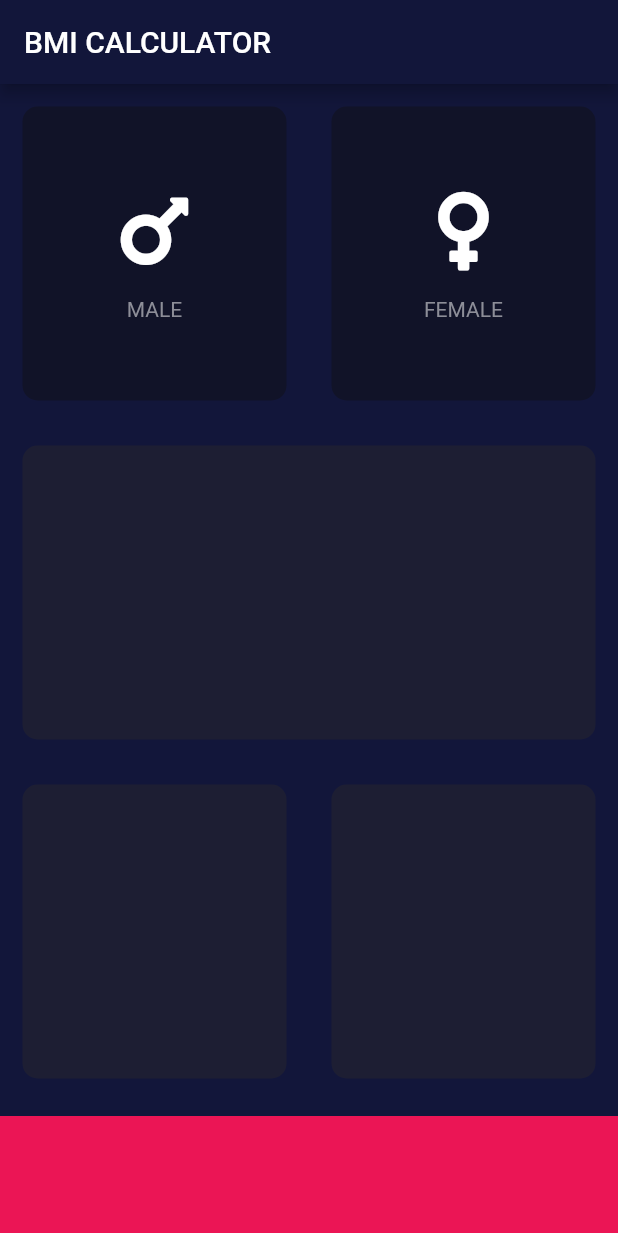
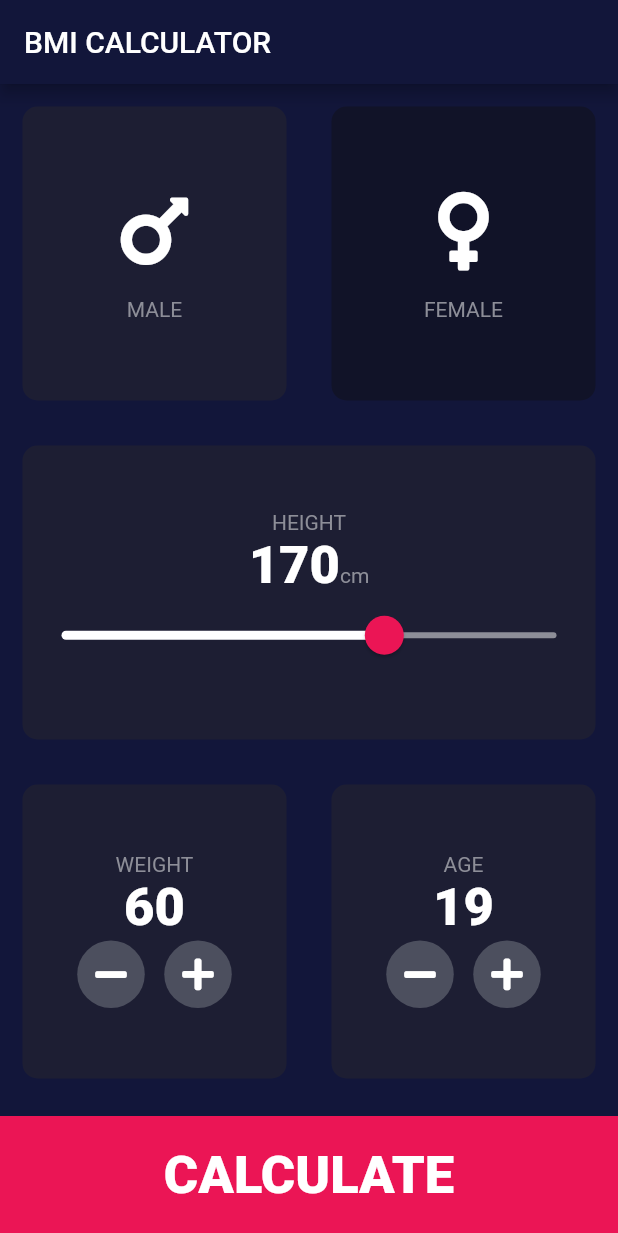
Before and after one commit to karoman0584/bmi_calculator_flutter, a Flutter app: the screen it shows after launch, on a phone screen of 412 x 824 dp. Shown: the top 1233 px of the screen. Run offline on Flutter 3.47's test engine with Material 2 defaults, Android fonts, the phone set to English and light mode, and no system bars; our stand-ins replace font_awesome_flutter.

Commit message:
Designing and refactoring input and results pages

```diff
--- /dev/null
+++ b/lib/bottom_button.dart
@@ -0,0 +1,29 @@
+import 'package:flutter/material.dart';
+
+import 'constants.dart';
+
+class BottomButton extends StatelessWidget {
+  final Function onTap;
+  final String title;
+
+  BottomButton({@required this.onTap, @required this.title});
+
+  @override
+  Widget build(BuildContext context) {
+    return GestureDetector(
+      onTap: onTap,
+      child: Container(
+        child: Center(
+          child: Text(
+            title,
+            style: kNumberTextStyle,
+          ),
+        ),
+        color: kBottomContainerColor,
+        margin: EdgeInsets.only(top: 10.0),
+        width: double.infinity,
+        height: kBottomContainerHeight,
+      ),
+    );
+  }
+}
--- /dev/null
+++ b/lib/constants.dart
@@ -0,0 +1,39 @@
+import 'package:flutter/cupertino.dart';
+import 'package:flutter/material.dart';
+
+const kBottomContainerHeight = 80.0;
+const kBottomContainerColor = Color(0xFFEB1555);
+const kActiveCardColor = Color(0xFF1D1E33);
+const kInactiveCardColor = Color(0xFF111328);
+const kMinHeight = 20.0;
+const kMaxHeight = 250.0;
+
+const kLabelStyle = TextStyle(
+  fontSize: 14.0,
+  color: Color(0xFF8D8E98),
+);
+
+const kNumberTextStyle = TextStyle(
+  fontSize: 35.0,
+  fontWeight: FontWeight.w900,
+);
+
+const kTitleTextStyle = TextStyle(
+  fontSize: 50.0,
+  fontWeight: FontWeight.bold,
+);
+
+const kResultTextStyle = TextStyle(
+  fontSize: 22.0,
+  color: Color(0xFF24D876),
+  fontWeight: FontWeight.bold,
+);
+
+const kBMITextStyle = TextStyle(
+  fontSize: 100.0,
+  fontWeight: FontWeight.bold,
+);
+
+const kBodyTextStyle = TextStyle(
+  fontSize: 22.0,
+);
--- a/lib/icon_content.dart
+++ b/lib/icon_content.dart
@@ -1,9 +1,6 @@
 import 'package:flutter/material.dart';
 
-const labelStyle = TextStyle(
-  fontSize: 14.0,
-  color: Color(0xFF8D8E98),
-);
+import 'constants.dart';
 
 class IconContent extends StatelessWidget {
   final IconData icon;
@@ -25,7 +22,7 @@ class IconContent extends StatelessWidget {
         ),
         Text(
           label,
-          style: labelStyle,
+          style: kLabelStyle,
         )
       ],
     );
--- a/lib/input_page.dart
+++ b/lib/input_page.dart
@@ -1,6 +1,12 @@
+import 'package:bmi_calculator_flutter/results_page.dart';
+import 'package:bmi_calculator_flutter/round_icon_button.dart';
+import 'package:flutter/cupertino.dart';
 import 'package:flutter/material.dart';
+import 'package:flutter/rendering.dart';
 import 'package:font_awesome_flutter/font_awesome_flutter.dart';
 
+import 'bottom_button.dart';
+import 'constants.dart';
 import 'icon_content.dart';
 import 'reusable_card.dart';
 
@@ -9,21 +15,13 @@ class InputPage extends StatefulWidget {
   _InputPageState createState() => _InputPageState();
 }
 
-const bottomContainerHeight = 80.0;
-const bottomContainerColor = Color(0xFFEB1555);
-const activeCardColor = Color(0xFF1D1E33);
-const inactiveCardColor = Color(0xFF111328);
-
 enum Gender { male, female }
 
 class _InputPageState extends State<InputPage> {
-  Color maleCardColor = inactiveCardColor;
-  Color femaleCardColor = inactiveCardColor;
-
-  void updateGenderSelection(Gender g) {
-    maleCardColor = g == Gender.male ? activeCardColor : inactiveCardColor;
-    femaleCardColor = g == Gender.female ? activeCardColor : inactiveCardColor;
-  }
+  Gender gender = Gender.male;
+  int height = 170;
+  int weight = 60;
+  int age = 19;
 
   @override
   Widget build(BuildContext context) {
@@ -32,6 +30,7 @@ class _InputPageState extends State<InputPage> {
           title: Text('BMI CALCULATOR'),
         ),
         body: Column(
+          crossAxisAlignment: CrossAxisAlignment.stretch,
           children: [
             Expanded(
               child: Row(
@@ -40,10 +39,12 @@ class _InputPageState extends State<InputPage> {
                     child: ReusableCard(
                       onPress: () {
                         setState(() {
-                          updateGenderSelection(Gender.male);
+                          gender = Gender.male;
                         });
                       },
-                      cardColor: maleCardColor,
+                      cardColor: gender == Gender.male
+                          ? kActiveCardColor
+                          : kInactiveCardColor,
                       cardChild: IconContent(
                         icon: FontAwesomeIcons.mars,
                         label: 'MALE',
@@ -54,10 +55,12 @@ class _InputPageState extends State<InputPage> {
                     child: ReusableCard(
                       onPress: () {
                         setState(() {
-                          updateGenderSelection(Gender.female);
+                          gender = Gender.female;
                         });
                       },
-                      cardColor: femaleCardColor,
+                      cardColor: gender == Gender.female
+                          ? kActiveCardColor
+                          : kInactiveCardColor,
                       cardChild: IconContent(
                         icon: FontAwesomeIcons.venus,
                         label: 'FEMALE',
@@ -69,7 +72,53 @@ class _InputPageState extends State<InputPage> {
             ),
             Expanded(
               child: ReusableCard(
-                cardColor: activeCardColor,
+                cardColor: kActiveCardColor,
+                cardChild: Column(
+                  mainAxisAlignment: MainAxisAlignment.center,
+                  children: [
+                    Text(
+                      'HEIGHT',
+                      style: kLabelStyle,
+                    ),
+                    Row(
+                      mainAxisAlignment: MainAxisAlignment.center,
+                      crossAxisAlignment: CrossAxisAlignment.baseline,
+                      textBaseline: TextBaseline.alphabetic,
+                      children: [
+                        Text(
+                          height.toString(),
+                          style: kNumberTextStyle,
+                        ),
+                        Text(
+                          'cm',
+                          style: kLabelStyle,
+                        )
+                      ],
+                    ),
+                    SliderTheme(
+                      data: SliderTheme.of(context).copyWith(
+                        activeTrackColor: Colors.white,
+                        inactiveTrackColor: Color(0xFF8D8E98),
+                        thumbColor: Color(0xFFEB1555),
+                        overlayColor: Color(0x29EB1555),
+                        thumbShape:
+                        RoundSliderThumbShape(enabledThumbRadius: 13.0),
+                        overlayShape:
+                        RoundSliderOverlayShape(overlayRadius: 26.0),
+                      ),
+                      child: Slider(
+                        value: height.toDouble(),
+                        min: kMinHeight,
+                        max: kMaxHeight,
+                        onChanged: (double newValue) {
+                          setState(() {
+                            height = newValue.round();
+                          });
+                        },
+                      ),
+                    )
+                  ],
+                ),
               ),
             ),
             Expanded(
@@ -77,22 +126,97 @@ class _InputPageState extends State<InputPage> {
                 children: [
                   Expanded(
                     child: ReusableCard(
-                      cardColor: activeCardColor,
+                      cardColor: kActiveCardColor,
+                      cardChild: Column(
+                        mainAxisAlignment: MainAxisAlignment.center,
+                        children: [
+                          Text(
+                            'WEIGHT',
+                            style: kLabelStyle,
+                          ),
+                          Text(
+                            weight.toString(),
+                            style: kNumberTextStyle,
+                          ),
+                          Row(
+                            mainAxisAlignment: MainAxisAlignment.center,
+                            children: [
+                              RoundIconButton(
+                                icon: FontAwesomeIcons.minus,
+                                onPressed: () {
+                                  setState(() {
+                                    weight--;
+                                  });
+                                },
+                              ),
+                              SizedBox(
+                                width: 10.0,
+                              ),
+                              RoundIconButton(
+                                icon: FontAwesomeIcons.plus,
+                                onPressed: () {
+                                  setState(() {
+                                    weight++;
+                                  });
+                                },
+                              )
+                            ],
+                          )
+                        ],
+                      ),
                     ),
                   ),
                   Expanded(
                     child: ReusableCard(
-                      cardColor: activeCardColor,
+                      cardColor: kActiveCardColor,
+                      cardChild: Column(
+                        mainAxisAlignment: MainAxisAlignment.center,
+                        children: [
+                          Text(
+                            'AGE',
+                            style: kLabelStyle,
+                          ),
+                          Text(
+                            age.toString(),
+                            style: kNumberTextStyle,
+                          ),
+                          Row(
+                            mainAxisAlignment: MainAxisAlignment.center,
+                            children: [
+                              RoundIconButton(
+                                icon: FontAwesomeIcons.minus,
+                                onPressed: () {
+                                  setState(() {
+                                    age--;
+                                  });
+                                },
+                              ),
+                              SizedBox(
+                                width: 10.0,
+                              ),
+                              RoundIconButton(
+                                icon: FontAwesomeIcons.plus,
+                                onPressed: () {
+                                  setState(() {
+                                    age++;
+                                  });
+                                },
+                              )
+                            ],
+                          )
+                        ],
+                      ),
                     ),
                   ),
                 ],
               ),
             ),
-            Container(
-              color: bottomContainerColor,
-              margin: EdgeInsets.only(top: 10.0),
-              width: double.infinity,
-              height: bottomContainerHeight,
+            BottomButton(
+              onTap: () {
+                Navigator.push(context,
+                    MaterialPageRoute(builder: (context) => ResultsPage()));
+              },
+              title: 'CALCULATE',
             ),
           ],
         ));
--- /dev/null
+++ b/lib/round_icon_button.dart
@@ -0,0 +1,23 @@
+import 'package:flutter/material.dart';
+
+class RoundIconButton extends StatelessWidget {
+    final IconData icon;
+    final Function onPressed;
+
+    RoundIconButton({@required this.icon, @required this.onPressed});
+
+    @override
+    Widget build(BuildContext context) {
+        return RawMaterialButton(
+                elevation: 0.0,
+        child: Icon(icon),
+        onPressed: onPressed,
+        constraints: BoxConstraints.tightFor(
+        width: 45.0,
+        height: 45.0,
+        ),
+        shape: CircleBorder(),
+        fillColor: Color(0xFF4C4F5E),
+        );
+    }
+}
```
Also changed, not shown: lib/results_page.dart (added, +63 -0 lines).
